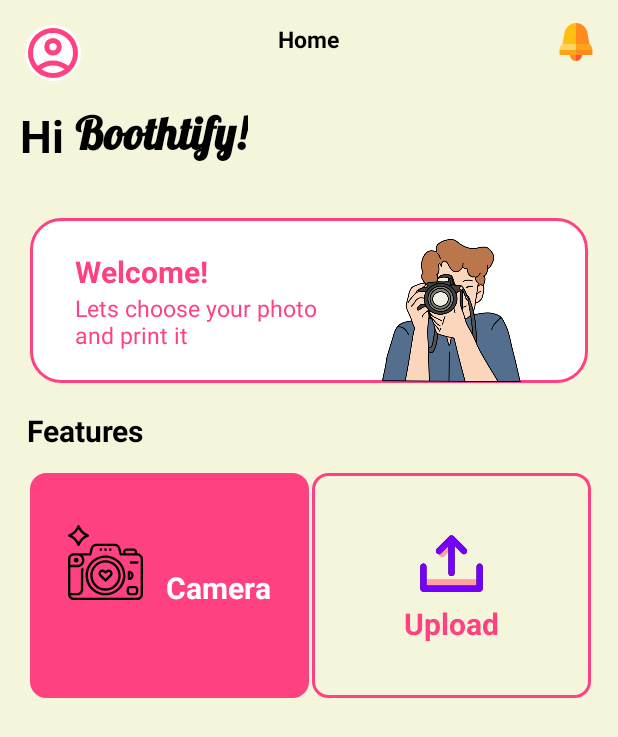
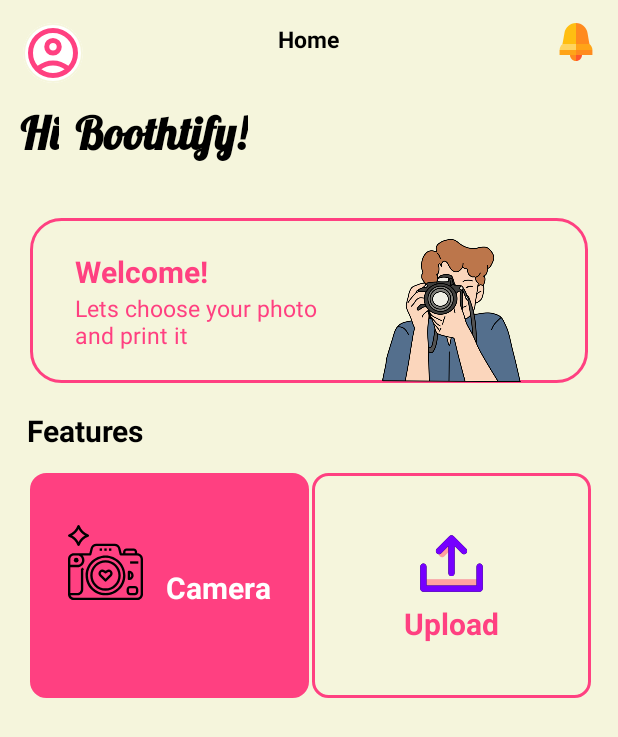
Before and after one commit to Rakhasptro/BelajarAndroidStudio, an Android app: the screen it shows after launch once a user with an empty profile is signed in (MainActivity), on a phone screen of 412 x 824 dp. Shown: the top 737 px of the screen. Run offline under Robolectric (Android 15) with nearby library versions, the phone set to English and light mode, and no system bars; our stand-ins replace Firebase (no records; nobody signed in at launch, a user with empty details on screens opened directly).

Commit message:
update color

```diff
--- a/app/src/main/res/drawable/card_border_background.xml
+++ b/app/src/main/res/drawable/card_border_background.xml
@@ -2,7 +2,7 @@
 <shape xmlns:android="http://schemas.android.com/apk/res/android"
     android:shape="rectangle">
     <corners android:radius="20dp" />
-    <solid android:color="@android:color/white" />
+    <solid android:color="@color/broken_white" />
     <stroke
         android:width="2dp"
         android:color="@color/pink" />
--- a/app/src/main/res/layout/activity_main.xml
+++ b/app/src/main/res/layout/activity_main.xml
@@ -15,6 +15,7 @@
         android:layout_marginStart="13dp"
         android:layout_marginTop="70dp"
         android:text="@string/welcome_title"
+        android:fontFamily="@font/lobster_regular"
         android:textColor="@color/black"
         android:textSize="30sp"
         android:textStyle="bold"
@@ -213,7 +214,7 @@
                 android:layout_marginBottom="15dp"
                 android:background="?attr/selectableItemBackgroundBorderless"
                 android:contentDescription="@string/des_content1"
-                android:src="@drawable/ic_icon_camera" />
+                android:src="@drawable/ic_icon_camera"/>
 
             <TextView
                 android:layout_width="wrap_content"
```
